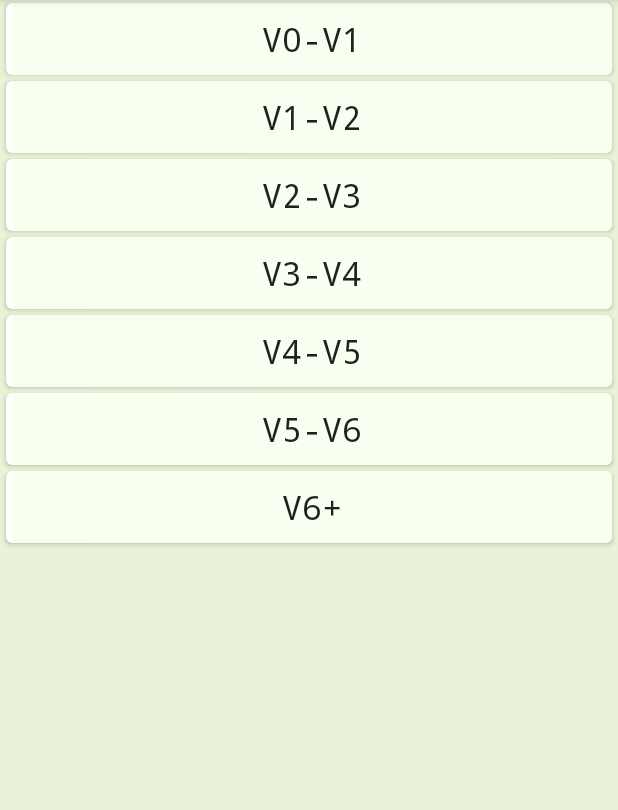
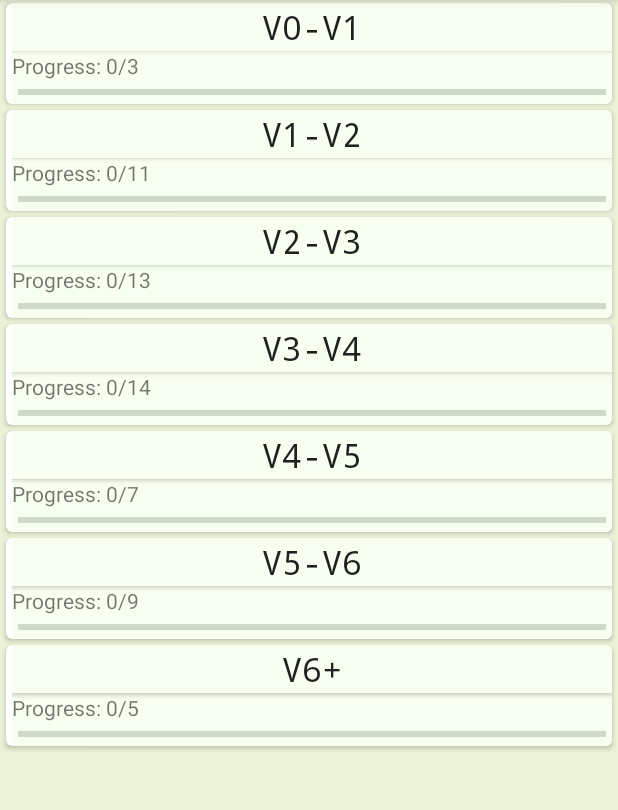
Before and after one commit to tcox11/AttemptTwo, an Android app: the RoutesByGrade screen opened directly, with no data from a screen before it, on a phone screen of 412 x 824 dp, the part 84-894 px from its top. Run offline under Robolectric (Android 15) with nearby library versions, the phone set to English and light mode, and no system bars; our stand-ins replace Room's generated code; 1 statement that could not run was skipped.

Commit message:
added feature: progress and progressbar shown on routes by grade screen. Possible bugs around mismatching array lengths caused by difficulty expressing dao query. needs to be rewritten at some point so dao returns a list of grade objects, not three individual lists. also tidied up some aesthetics

```diff
--- a/app/src/main/java/com/example/attempttwo/GradeAdapter.java
+++ b/app/src/main/java/com/example/attempttwo/GradeAdapter.java
@@ -10,6 +10,7 @@ import android.widget.Button;
 import android.widget.CheckBox;
 import android.widget.FrameLayout;
 import android.widget.ImageView;
+import android.widget.ProgressBar;
 import android.widget.TextView;
 
 import java.util.ArrayList;
@@ -20,8 +21,9 @@ import androidx.recyclerview.widget.RecyclerView;
 
 public class GradeAdapter extends RecyclerView.Adapter <GradeAdapter.GradeHolder>{
 
-    private List<Route> routes = new ArrayList<>();
     private List<String> grades = new ArrayList<>();
+    private List<Integer> completedRoutes = new ArrayList<>();
+    private List<Integer> totalRoutes = new ArrayList<>();
 
     @NonNull
     @Override
@@ -37,8 +39,24 @@ public class GradeAdapter extends RecyclerView.Adapter <GradeAdapter.GradeHolder
         final String currentGrade = grades.get(position);
         setBorderFromString(holder, currentGrade);
 
+        String progressMessage;
+        Integer progressValue;
+        //HOPEFULLY THIS CAN BE TIDIED UP FIGURED OUT HOW TO RETURN OBJECT FROM DAO QUERY
+        if(grades.size() == completedRoutes.size() && grades.size() == totalRoutes.size()){
+            progressMessage = "Progress: " + String.valueOf(completedRoutes.get(position))
+                              + "/" + String.valueOf(totalRoutes.get(position));
+            progressValue = completedRoutes.get(position) * 100 / totalRoutes.get(position);
+        } else {
+            progressMessage = "Unable to show progress.";
+            progressValue = 0;
+        }
+        holder.progressText.setText(progressMessage);
+        holder.progressBar.setProgress(progressValue);
+
+
+
+
         holder.buttonGrade.setText(currentGrade);
-        // set stuff here
         holder.buttonGrade.setOnClickListener(new View.OnClickListener(){
             @Override
             public void onClick(View v){
@@ -50,8 +68,7 @@ public class GradeAdapter extends RecyclerView.Adapter <GradeAdapter.GradeHolder
         });
     }
 
-    private void openRoutesByGradeList(){
-    }
+
 
 
     private void setBorderFromString(GradeAdapter.GradeHolder holder, String grade){
@@ -71,24 +88,39 @@ public class GradeAdapter extends RecyclerView.Adapter <GradeAdapter.GradeHolder
         return grades.size();
     }
 
-    public void setRoutes(List<Route> routes){
-        this.routes = routes;
+
+    public void setGrades(List<String> grades){
+        //IF THE LENGTH OF THESE THREE FUNCTION INPUTS VARIES, SOMETHING HAS GONE WRONG
+        //HOPEFULLY THIS CAN BE TIDIED UP FIGURED OUT HOW TO RETURN OBJECT FROM DAO QUERY
+        this.grades = grades;
         notifyDataSetChanged();
     }
 
-    public void setGrades(List<String> grades){
-        this.grades = grades;
+    public void setCompleted(List<Integer> completedRoutes){
+        //IF THE LENGTH OF THESE THREE FUNCTION INPUTS VARIES, SOMETHING HAS GONE WRONG
+        this.completedRoutes = completedRoutes;
+        notifyDataSetChanged();
+    }
+
+
+    public void setTotalRoutes(List<Integer> totalRoutes){
+        //IF THE LENGTH OF THESE THREE FUNCTION INPUTS VARIES, SOMETHING HAS GONE WRONG
+        this.totalRoutes = totalRoutes;
         notifyDataSetChanged();
     }
 
     class GradeHolder extends RecyclerView.ViewHolder{
         private Button buttonGrade;
         private FrameLayout frameLayout;
+        private TextView progressText;
+        private ProgressBar progressBar;
 
         public GradeHolder(View itemView){
             super(itemView);
             buttonGrade = (Button) itemView.findViewById(R.id.button_each_grade);
             frameLayout = itemView.findViewById(R.id.card_frame_grade);
+            progressText = itemView.findViewById(R.id.grade_progress_text);
+            progressBar = itemView.findViewById(R.id.grade_progress_bar);
         }
     }
 }
--- a/app/src/main/java/com/example/attempttwo/RouteAdapter.java
+++ b/app/src/main/java/com/example/attempttwo/RouteAdapter.java
@@ -54,14 +54,21 @@ public class RouteAdapter extends RecyclerView.Adapter<RouteAdapter.RouteHolder>
     }
 
     private void setBorder(RouteHolder holder, Route route){
-        String colorName = route.getGrade().substring(0,2).toLowerCase() + "color";
-        int colorID = MyUtilites.getResId(colorName, R.color.class);
-        if (colorID == -1){
-            Log.d("hello", "missing colour");
+        String colorName;
+
+        if(route.getGrade().length() > 2) {
+            colorName = route.getGrade().substring(0, 2).toLowerCase() + "color";
+            int colorID = MyUtilites.getResId(colorName, R.color.class);
+            if (colorID == -1){
+                Log.d("hello", "missing colour");
+                holder.frameLayout.setBackgroundColor(Color.parseColor("#FFFFFF"));
+            } else {
+                holder.frameLayout.setBackgroundResource(colorID);
+            }
+        }else{
             holder.frameLayout.setBackgroundColor(Color.parseColor("#FFFFFF"));
-        } else {
-            holder.frameLayout.setBackgroundResource(colorID);
         }
+
 
     }
 
@@ -70,7 +77,7 @@ public class RouteAdapter extends RecyclerView.Adapter<RouteAdapter.RouteHolder>
         int holdID = MyUtilites.getResId(colorName, R.drawable.class);
         if(holdID == -1){
             Log.d("hello", "missing hold icon");
-            holder.holdIcon.setImageResource(R.drawable.hold_image_ph);
+            holder.holdIcon.setImageResource(R.drawable.missing_hold);
         } else {
             holder.holdIcon.setImageResource(holdID);
         }
@@ -86,7 +93,7 @@ public class RouteAdapter extends RecyclerView.Adapter<RouteAdapter.RouteHolder>
         int areaID = MyUtilites.getResId(areaName, R.drawable.class);
         if(areaID == -1){
             Log.d("hello", "missing hold icon");
-            holder.areaIcon.setImageResource(R.drawable.hold_image_ph);
+            //leave blank
         } else {
             holder.areaIcon.setImageResource(areaID);
         }
--- a/app/src/main/java/com/example/attempttwo/RouteDao.java
+++ b/app/src/main/java/com/example/attempttwo/RouteDao.java
@@ -20,10 +20,7 @@ public interface RouteDao {
     @Query("SELECT * FROM route_table WHERE active = 1 ORDER BY id ASC")
     LiveData<List<Route>> getAllRoutes();
 
-    // probably doesn't need to be live, except doing it the other needs async tasks which I dont
-    // bleddy understand
-    @Query("SELECT DISTINCT grade FROM route_table ORDER BY grade ASC")
-    LiveData<List<String>> getAllGrades();
+
 
     @Query("SELECT * FROM route_table WHERE grade = :grade AND active = 1 ORDER BY grade ASC")
     LiveData<List<Route>> getRoutesByGrade(String grade);
@@ -31,4 +28,17 @@ public interface RouteDao {
     @Query("SELECT * FROM route_table WHERE active = 1 AND watchlist = 1 ORDER BY grade ASC")
     LiveData<List<Route>> getWatchedRoutes();
 
+    // probably doesn't need to be live, except doing it the other needs async tasks which I dont
+    // bleddy understand
+    // CAN HOPEFULLY GROUP ALL THESE 3 QUERIES INTO ONE QUERY BY CREATING A GRADE CLASS
+
+    @Query("SELECT DISTINCT grade FROM route_table WHERE active = 1  ORDER BY grade ASC")
+    LiveData<List<String>> getAllGrades();
+
+    @Query("SELECT SUM(active) FROM route_table WHERE active = 1  GROUP BY grade ORDER BY grade ASC")
+    LiveData<List<Integer>> getActiveRouteSums();
+
+    @Query("SELECT SUM(completed) FROM route_table WHERE active = 1 GROUP BY grade ORDER BY grade ASC")
+    LiveData<List<Integer>> getCompletedRouteSums();
+
 }
--- a/app/src/main/java/com/example/attempttwo/RouteRepository.java
+++ b/app/src/main/java/com/example/attempttwo/RouteRepository.java
@@ -45,6 +45,14 @@ public class RouteRepository {
         return allGrades;
     }
 
+    public LiveData<List<Integer>> getActiveRouteSums(){
+        return routeDao.getActiveRouteSums();
+    }
+
+    public LiveData<List<Integer>> getCompletedRouteSums(){
+        return routeDao.getCompletedRouteSums();
+    }
+
     private static class UpdateRouteAsyncTask extends AsyncTask<Route, Void, Void>{
         private RouteDao routeDao;
 
--- a/app/src/main/java/com/example/attempttwo/RouteViewModel.java
+++ b/app/src/main/java/com/example/attempttwo/RouteViewModel.java
@@ -39,6 +39,14 @@ public class RouteViewModel extends AndroidViewModel {
         return repository.getRoutesByGrade(grade);
     }
 
+    public LiveData<List<Integer>>  getActiveRouteSums(){
+        return repository.getActiveRouteSums();
+    }
+
+    public LiveData<List<Integer>> getCompletedRouteSums(){
+        return repository.getCompletedRouteSums();
+    }
+
     public LiveData<List<String>> getAllGrades(){ return allGrades; }
 
     public LiveData<List<Route>> getWatchedRoutes() {return watchedRoutes; };
--- a/app/src/main/java/com/example/attempttwo/RoutesByGrade.java
+++ b/app/src/main/java/com/example/attempttwo/RoutesByGrade.java
@@ -7,6 +7,7 @@ import androidx.recyclerview.widget.LinearLayoutManager;
 import androidx.recyclerview.widget.RecyclerView;
 
 import android.os.Bundle;
+import android.util.Log;
 
 import java.util.ArrayList;
 import java.util.List;
@@ -36,5 +37,25 @@ public class RoutesByGrade extends AppCompatActivity {
                 adapter.setGrades(grades);
             }
         });
+
+        routeViewModel.getActiveRouteSums().observe(this, new Observer<List<Integer>>() {
+            @Override
+            public void onChanged(List<Integer> activeTotals) {
+                adapter.setTotalRoutes(activeTotals);
+                Log.d("activeTotals", "length of active totals is " + String.valueOf(activeTotals.size()));
+
+            }
+        });
+
+        routeViewModel.getCompletedRouteSums().observe(this, new Observer<List<Integer>>() {
+            @Override
+            public void onChanged(List<Integer> completedTotals) {
+                adapter.setCompleted(completedTotals);
+                Log.d("activeTotals", "length of completed totals is " + String.valueOf(completedTotals.size()));
+            }
+        });
+
+
+
     }
 }
--- a/app/src/main/res/layout/grade_item.xml
+++ b/app/src/main/res/layout/grade_item.xml
@@ -19,12 +19,14 @@
         android:layout_marginLeft="4dp"
         android:layout_width="fill_parent"
         android:layout_height="wrap_content"
+        android:background="@color/cardColour"
         >
 
 
         <Button
             android:ellipsize="end"
             android:gravity="center"
+            android:minHeight="32dp"
             android:id="@+id/button_each_grade"
             android:background="@color/cardColour"
             android:layout_width="fill_parent"
@@ -32,6 +34,27 @@
             android:typeface="monospace"
             android:textAppearance="@style/TextAppearance.AppCompat.Large" />
 
+        <TextView
+            android:layout_alignParentEnd="true"
+            android:id="@+id/grade_progress_text"
+            android:layout_width="match_parent"
+            android:text="Progress: 1/10"
+            android:layout_height="wrap_content"
+            android:layout_below="@id/button_each_grade"
+            android:textAppearance="@style/TextAppearance.AppCompat.Small"/>
+
+        <ProgressBar
+            android:layout_marginLeft="4dp"
+            android:layout_marginRight="4dp"
+            android:id="@+id/grade_progress_bar"
+            style="@style/Widget.AppCompat.ProgressBar.Horizontal"
+            android:indeterminate="false"
+            android:layout_width="match_parent"
+            android:layout_height="wrap_content"
+            android:max="100"
+            android:layout_below="@id/grade_progress_text"
+            android:progress="10"/>
+
 
 
     </RelativeLayout>
--- a/app/src/main/res/layout/route_item.xml
+++ b/app/src/main/res/layout/route_item.xml
@@ -15,16 +15,19 @@
         android:layout_width="match_parent"
         android:layout_height="match_parent"/>
 
+
     <RelativeLayout
         android:layout_marginLeft="4dp"
+        android:padding="8dp"
         android:layout_width="fill_parent"
         android:layout_height="wrap_content"
+        android:layout_gravity="center_vertical"
         android:background="@color/cardColour">
 
 
         <ImageView
             android:id="@+id/hold_icon"
-            android:layout_marginStart="4dp"
+            android:layout_marginStart="2dp"
             android:layout_marginEnd="4dp"
             android:gravity="center_vertical"
             android:layout_width="wrap_content"
```
Also changed, not shown: app/src/main/res/drawable/missing_hold.png (added).
